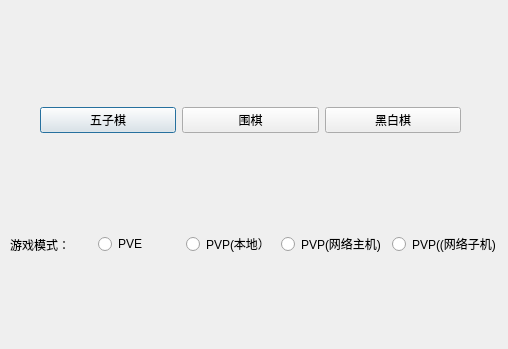
This is window_select.ui in goGameBuilders/goGame as Qt 5 draws it before an edit. The edited form follows.
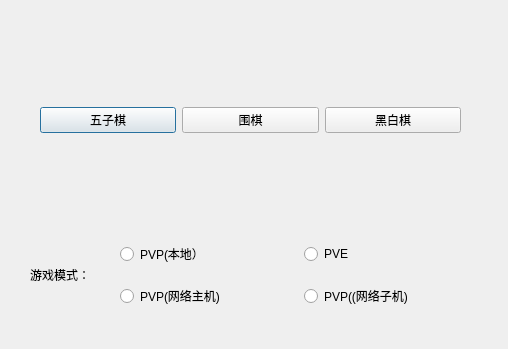
This is the edited form.

```diff
--- a/window_select.ui
+++ b/window_select.ui
@@ -46,30 +46,31 @@
     </item>
    </layout>
   </widget>
+  <widget class="QLabel" name="label">
+   <property name="geometry">
+    <rect>
+     <x>30</x>
+     <y>240</y>
+     <width>81</width>
+     <height>71</height>
+    </rect>
+   </property>
+   <property name="text">
+    <string>&lt;html&gt;&lt;head/&gt;&lt;body&gt;&lt;p&gt;游戏模式：&lt;/p&gt;&lt;/body&gt;&lt;/html&gt;</string>
+   </property>
+  </widget>
   <widget class="QWidget" name="">
    <property name="geometry">
     <rect>
-     <x>10</x>
-     <y>199</y>
-     <width>491</width>
+     <x>120</x>
+     <y>230</y>
+     <width>361</width>
      <height>91</height>
     </rect>
    </property>
+   <layout class="QVBoxLayout" name="verticalLayout">
+    <item>
    <layout class="QHBoxLayout" name="horizontalLayout_2">
-    <item>
-     <widget class="QLabel" name="label">
-      <property name="text">
-       <string>游戏模式：</string>
-      </property>
-     </widget>
-    </item>
-    <item>
-     <widget class="QRadioButton" name="radioButton">
-      <property name="text">
-       <string>PVE</string>
-      </property>
-     </widget>
-    </item>
     <item>
      <widget class="QRadioButton" name="radioButton_2">
       <property name="text">
@@ -78,6 +79,17 @@
      </widget>
     </item>
     <item>
+       <widget class="QRadioButton" name="radioButton">
+        <property name="text">
+         <string>PVE</string>
+        </property>
+       </widget>
+      </item>
+     </layout>
+    </item>
+    <item>
+     <layout class="QHBoxLayout" name="horizontalLayout_3">
+      <item>
      <widget class="QRadioButton" name="radioButton_3">
       <property name="text">
        <string>PVP(网络主机)</string>
@@ -90,6 +102,8 @@
        <string>PVP((网络子机)</string>
       </property>
      </widget>
+      </item>
+     </layout>
     </item>
    </layout>
   </widget>
```
Lines whose indentation alone changed are shown as unchanged.
